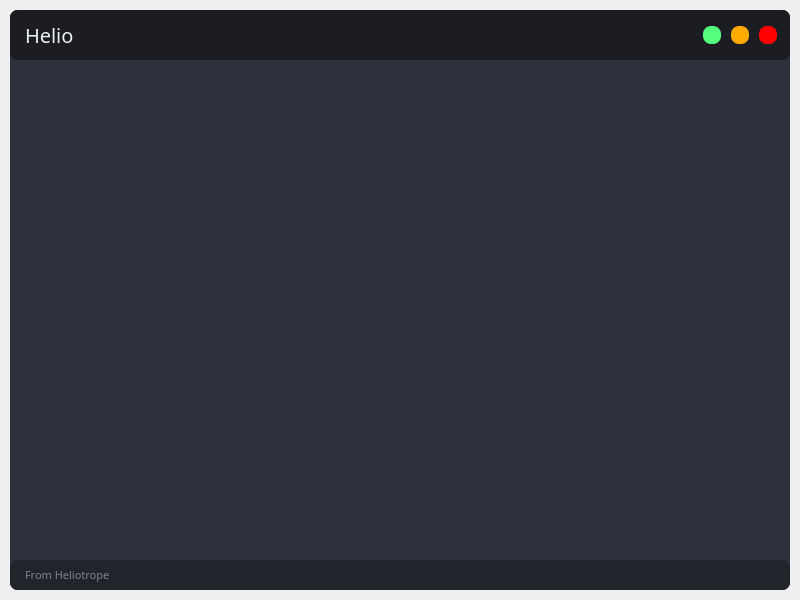
ombe1229/Helio, file ui_main.ui: the form before one commit.
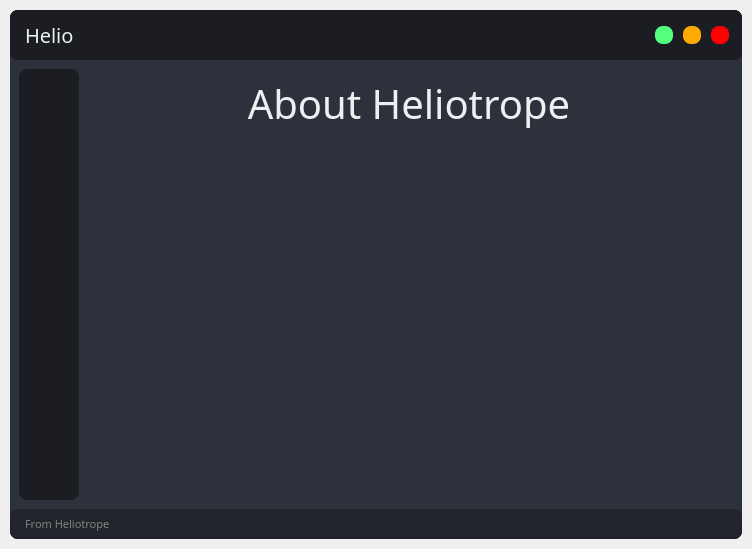
The form after the commit.

Commit message: main page

The edit to the form file:
```diff
--- a/ui_main.ui
+++ b/ui_main.ui
@@ -6,8 +6,8 @@
    <rect>
     <x>0</x>
     <y>0</y>
-    <width>800</width>
-    <height>600</height>
+    <width>752</width>
+    <height>549</height>
    </rect>
   </property>
   <property name="windowTitle">
@@ -263,6 +263,86 @@
          <property name="frameShadow">
           <enum>QFrame::Raised</enum>
          </property>
+         <layout class="QHBoxLayout" name="horizontalLayout_4">
+          <item>
+           <widget class="QFrame" name="frame_menu">
+            <property name="minimumSize">
+             <size>
+              <width>60</width>
+              <height>0</height>
+             </size>
+            </property>
+            <property name="maximumSize">
+             <size>
+              <width>60</width>
+              <height>16777215</height>
+             </size>
+            </property>
+            <property name="styleSheet">
+             <string notr="true">background-color: rgb(27, 29, 34);</string>
+            </property>
+            <property name="frameShape">
+             <enum>QFrame::StyledPanel</enum>
+            </property>
+            <property name="frameShadow">
+             <enum>QFrame::Raised</enum>
+            </property>
+           </widget>
+          </item>
+          <item>
+           <widget class="QFrame" name="frame_page_content">
+            <property name="frameShape">
+             <enum>QFrame::StyledPanel</enum>
+            </property>
+            <property name="frameShadow">
+             <enum>QFrame::Raised</enum>
+            </property>
+            <layout class="QVBoxLayout" name="verticalLayout_4">
+             <item>
+              <widget class="QLabel" name="label_title_2">
+               <property name="minimumSize">
+                <size>
+                 <width>360</width>
+                 <height>50</height>
+                </size>
+               </property>
+               <property name="maximumSize">
+                <size>
+                 <width>16777215</width>
+                 <height>50</height>
+                </size>
+               </property>
+               <property name="font">
+                <font>
+                 <family>Noto Sans CJK KR Black</family>
+                 <pointsize>30</pointsize>
+                </font>
+               </property>
+               <property name="styleSheet">
+                <string notr="true">color: rgb(236, 240, 241);</string>
+               </property>
+               <property name="text">
+                <string>About Heliotrope</string>
+               </property>
+               <property name="alignment">
+                <set>Qt::AlignCenter</set>
+               </property>
+              </widget>
+             </item>
+             <item>
+              <widget class="QFrame" name="frame">
+               <property name="frameShape">
+                <enum>QFrame::StyledPanel</enum>
+               </property>
+               <property name="frameShadow">
+                <enum>QFrame::Raised</enum>
+               </property>
+              </widget>
+             </item>
+            </layout>
+           </widget>
+          </item>
+         </layout>
         </widget>
        </item>
        <item>
```
The commit also changes 2 other files.
